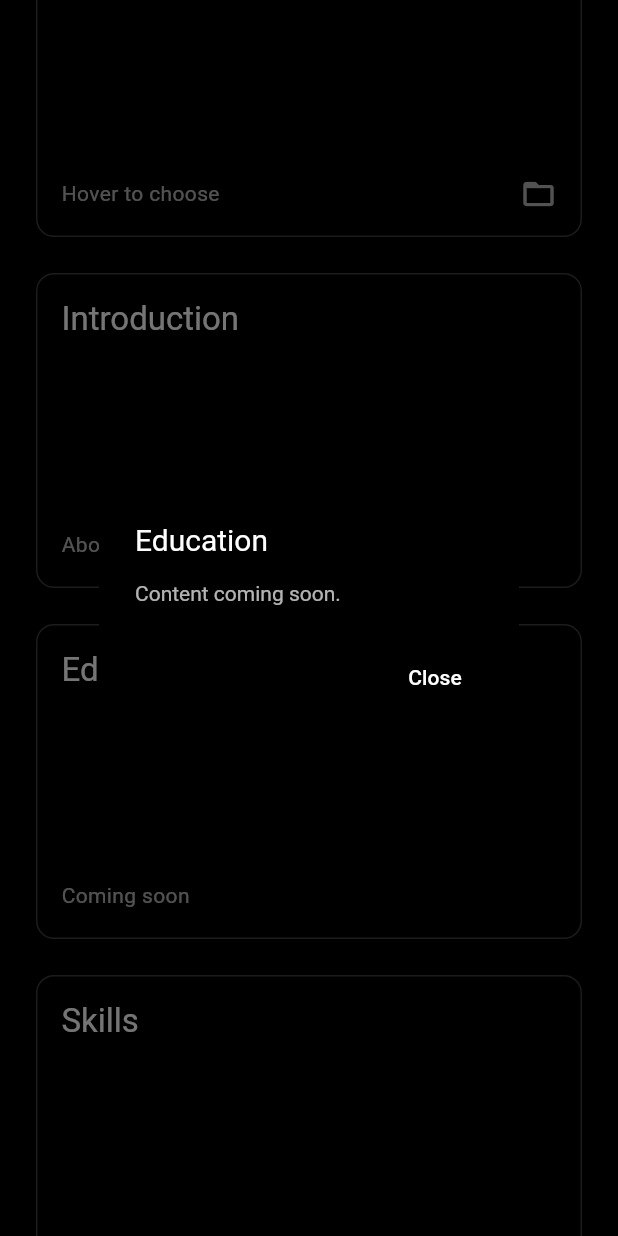
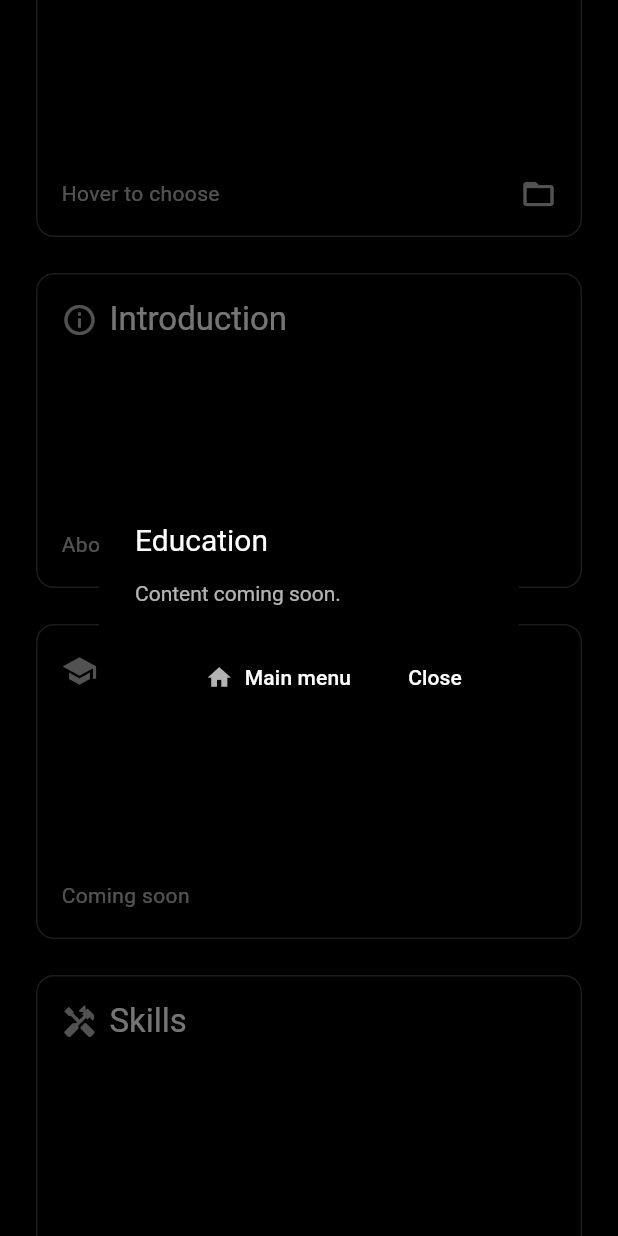
Before and after one commit to lubacareer/portfolio, a Flutter app: the screen it shows after launch, scrolled down 576 dp, after a tap on "Education", on a phone screen of 412 x 824 dp. Run offline on Flutter 3.47's test engine with Material 3 defaults, Android fonts, the phone set to English and light mode, and no system bars; network calls fail; Roboto replaces fonts that are missing (PlaypenSansThai).

Commit message:
UX: add icons to all tiles; pass icon to HoverTile; add icons to CV and Cover Letter; add 'Main menu' home button to dialogs

```diff
--- a/lib/main.dart
+++ b/lib/main.dart
@@ -40,41 +40,49 @@ class PortfolioHome extends StatelessWidget {
         title: 'Introduction',
         subtitle: 'About me',
         onTap: () => showIntro(context),
+        icon: Icons.info_outline,
       ),
       HoverTile(
         title: 'Education',
         subtitle: 'Coming soon',
         onTap: () => showPlaceholder(context, 'Education'),
+        icon: Icons.school,
       ),
       HoverTile(
         title: 'Skills',
         subtitle: 'Coming soon',
         onTap: () => showPlaceholder(context, 'Skills'),
+        icon: Icons.handyman,
       ),
       HoverTile(
         title: 'Experience',
         subtitle: 'Coming soon',
         onTap: () => showPlaceholder(context, 'Experience'),
+        icon: Icons.work_outline,
       ),
       HoverTile(
         title: 'Research',
         subtitle: 'Coming soon',
         onTap: () => showPlaceholder(context, 'Research'),
+        icon: Icons.biotech,
       ),
       HoverTile(
         title: 'Projects',
         subtitle: 'Coming soon',
         onTap: () => showPlaceholder(context, 'Projects'),
+        icon: Icons.dashboard_customize,
       ),
       HoverTile(
         title: 'Hobbies',
         subtitle: 'Coming soon',
         onTap: () => showPlaceholder(context, 'Hobbies'),
+        icon: Icons.interests,
       ),
       HoverTile(
         title: 'Links',
         subtitle: 'Coming soon',
         onTap: () => showPlaceholder(context, 'Links'),
+        icon: Icons.link,
       ),
     ];
 
@@ -168,6 +176,11 @@ void showIntro(BuildContext context) {
         'Hover over the tiles to explore.',
       ),
       actions: [
+        TextButton.icon(
+          onPressed: () => Navigator.of(context).pop(),
+          icon: const Icon(Icons.home, color: Colors.white70),
+          label: const Text('Main menu'),
+        ),
         TextButton(
           onPressed: () => Navigator.of(context).pop(),
           child: const Text('Close'),
@@ -181,11 +194,13 @@ class HoverTile extends StatefulWidget {
   final String title;
   final String subtitle;
   final VoidCallback onTap;
+  final IconData icon;
   const HoverTile({
     super.key,
     required this.title,
     required this.subtitle,
     required this.onTap,
+    required this.icon,
   });
 
   @override
@@ -245,11 +260,23 @@ class _HoverTileState extends State<HoverTile> {
               crossAxisAlignment: CrossAxisAlignment.start,
               mainAxisAlignment: MainAxisAlignment.spaceBetween,
               children: [
-                Text(widget.title,
+                Row(
+                  crossAxisAlignment: CrossAxisAlignment.center,
+                  children: [
+                    Icon(widget.icon, color: Colors.white70),
+                    const SizedBox(width: 8),
+                    Expanded(
+                      child: Text(
+                        widget.title,
+                        overflow: TextOverflow.ellipsis,
                         style: Theme.of(context)
                             .textTheme
                             .titleLarge
-                        ?.copyWith(color: Colors.white)),
+                            ?.copyWith(color: Colors.white),
+                      ),
+                    ),
+                  ],
+                ),
                 Row(
                   mainAxisAlignment: MainAxisAlignment.spaceBetween,
                   children: [
@@ -329,12 +356,18 @@ class _CvTileState extends State<CvTile> {
               crossAxisAlignment: CrossAxisAlignment.start,
               mainAxisAlignment: MainAxisAlignment.spaceBetween,
               children: [
+                Row(
+                  children: [
+                    const Icon(Icons.picture_as_pdf, color: Colors.white70),
+                    const SizedBox(width: 8),
                     Text(
                       'CV',
                       style: Theme.of(context)
                           .textTheme
                           .titleLarge
                           ?.copyWith(color: Colors.white),
+                    ),
+                  ],
                 ),
                 if (_hovered)
                   Row(
@@ -436,12 +469,18 @@ class _CoverLetterTileState extends State<CoverLetterTile> {
               crossAxisAlignment: CrossAxisAlignment.start,
               mainAxisAlignment: MainAxisAlignment.spaceBetween,
               children: [
+                Row(
+                  children: [
+                    const Icon(Icons.edit_note, color: Colors.white70),
+                    const SizedBox(width: 8),
                     Text(
                       'Cover Letter',
                       style: Theme.of(context)
                           .textTheme
                           .titleLarge
                           ?.copyWith(color: Colors.white),
+                    ),
+                  ],
                 ),
                 if (_hovered)
                   Row(
@@ -494,6 +533,11 @@ void showPlaceholder(BuildContext context, String title) {
       title: Text(title),
       content: const Text('Content coming soon.'),
       actions: [
+        TextButton.icon(
+          onPressed: () => Navigator.of(context).pop(),
+          icon: const Icon(Icons.home, color: Colors.white70),
+          label: const Text('Main menu'),
+        ),
         TextButton(
           onPressed: () => Navigator.of(context).pop(),
           child: const Text('Close'),
```
Lines whose indentation alone changed are shown as unchanged.
